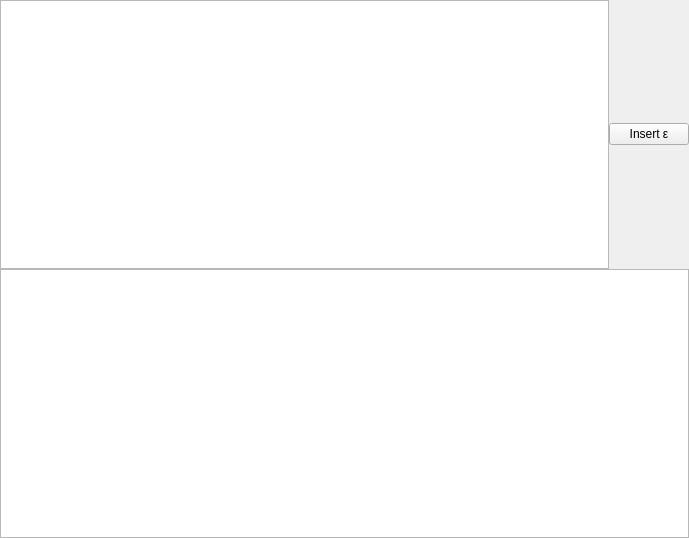
The window that RegularConvertor/reg_exp/regexpwidget.ui (navrkald/regularConvertor) describes before a commit, drawn with Qt 5.
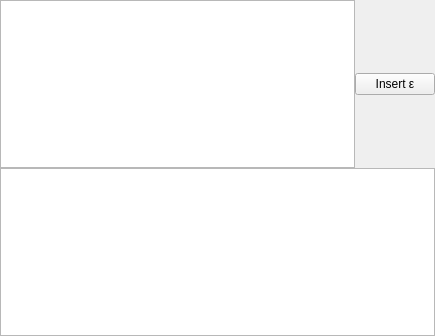
The same window after the commit. Icons and pictures are not drawn. Custom widgets are drawn as their Qt base class.

The edit to the form file:
```diff
--- a/RegularConvertor/reg_exp/regexpwidget.ui
+++ b/RegularConvertor/reg_exp/regexpwidget.ui
@@ -6,8 +6,8 @@
    <rect>
     <x>0</x>
     <y>0</y>
-    <width>689</width>
-    <height>538</height>
+    <width>435</width>
+    <height>336</height>
    </rect>
   </property>
   <property name="sizePolicy">
```
